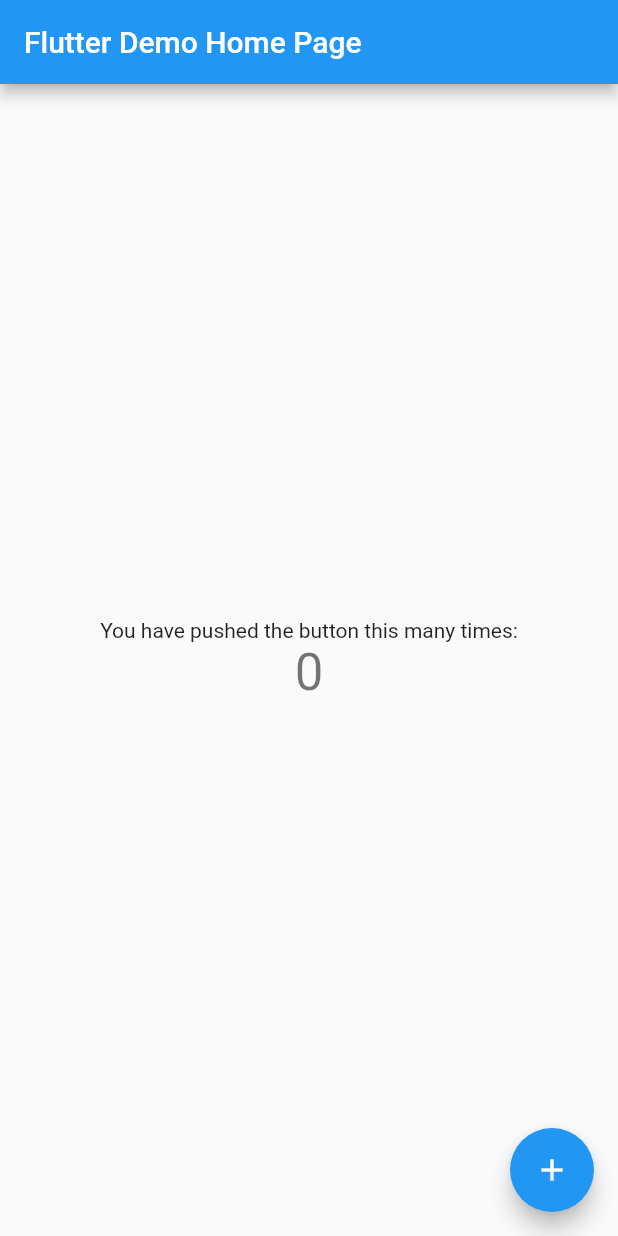
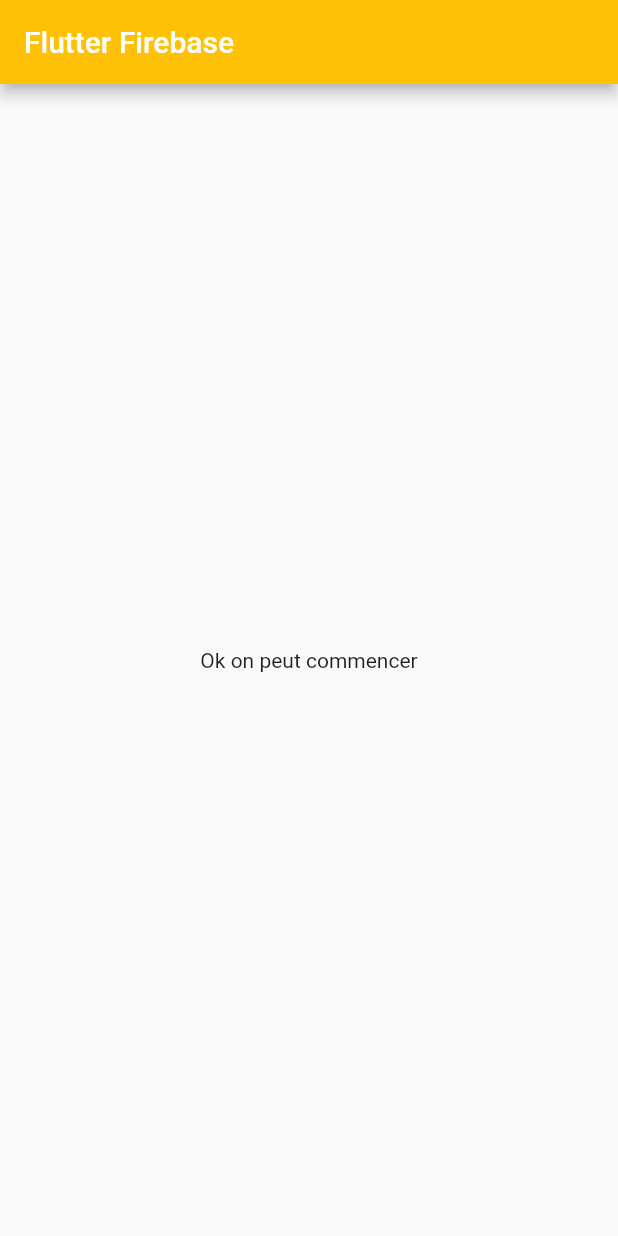
Before and after one commit to NelfDesign/archery_companion, a Flutter app: the screen it shows after launch, on a phone screen of 412 x 824 dp. Run offline on Flutter 3.47's test engine with Material 2 defaults, Android fonts, the phone set to English and light mode, and no system bars; our stand-ins replace firebase_core; accounts and stored records are empty.

Commit message:
init firebase

```diff
--- /dev/null
+++ b/lib/app/app.dart
@@ -0,0 +1,20 @@
+import 'package:archery_companion/pages/home.dart';
+import 'package:flutter/material.dart';
+
+class AppWidget extends StatefulWidget {
+  const AppWidget({super.key});
+
+  @override
+  State<AppWidget> createState() => _AppWidgetState();
+}
+
+class _AppWidgetState extends State<AppWidget> {
+  @override
+  Widget build(BuildContext context) {
+    return const MaterialApp(
+      debugShowCheckedModeBanner: false,
+      title: 'Flutter Firebase',
+      home: HomePage(),
+    );
+  }
+}
--- a/lib/main.dart
+++ b/lib/main.dart
@@ -1,115 +1,19 @@
+import 'package:archery_companion/app/app.dart';
+import 'package:archery_companion/services/logger.dart';
+import 'package:firebase_core/firebase_core.dart';
 import 'package:flutter/material.dart';
+import 'package:flutter/services.dart';
 
-void main() {
-  runApp(const MyApp());
+Future<void> main() async {
+  WidgetsFlutterBinding.ensureInitialized();
+  // init Firebase
+  await Firebase.initializeApp();
+
+  SystemChrome.setSystemUIOverlayStyle(const SystemUiOverlayStyle(
+    statusBarColor: Colors.transparent,
+  ));
+  // Logger
+  initLogger();
+
+  runApp(const AppWidget());
 }
-
-class MyApp extends StatelessWidget {
-  const MyApp({super.key});
-
-  // This widget is the root of your application.
-  @override
-  Widget build(BuildContext context) {
-    return MaterialApp(
-      title: 'Flutter Demo',
-      theme: ThemeData(
-        // This is the theme of your application.
-        //
-        // Try running your application with "flutter run". You'll see the
-        // application has a blue toolbar. Then, without quitting the app, try
-        // changing the primarySwatch below to Colors.green and then invoke
-        // "hot reload" (press "r" in the console where you ran "flutter run",
-        // or simply save your changes to "hot reload" in a Flutter IDE).
-        // Notice that the counter didn't reset back to zero; the application
-        // is not restarted.
-        primarySwatch: Colors.blue,
-      ),
-      home: const MyHomePage(title: 'Flutter Demo Home Page'),
-    );
-  }
-}
-
-class MyHomePage extends StatefulWidget {
-  const MyHomePage({super.key, required this.title});
-
-  // This widget is the home page of your application. It is stateful, meaning
-  // that it has a State object (defined below) that contains fields that affect
-  // how it looks.
-
-  // This class is the configuration for the state. It holds the values (in this
-  // case the title) provided by the parent (in this case the App widget) and
-  // used by the build method of the State. Fields in a Widget subclass are
-  // always marked "final".
-
-  final String title;
-
-  @override
-  State<MyHomePage> createState() => _MyHomePageState();
-}
-
-class _MyHomePageState extends State<MyHomePage> {
-  int _counter = 0;
-
-  void _incrementCounter() {
-    setState(() {
-      // This call to setState tells the Flutter framework that something has
-      // changed in this State, which causes it to rerun the build method below
-      // so that the display can reflect the updated values. If we changed
-      // _counter without calling setState(), then the build method would not be
-      // called again, and so nothing would appear to happen.
-      _counter++;
-    });
-  }
-
-  @override
-  Widget build(BuildContext context) {
-    // This method is rerun every time setState is called, for instance as done
-    // by the _incrementCounter method above.
-    //
-    // The Flutter framework has been optimized to make rerunning build methods
-    // fast, so that you can just rebuild anything that needs updating rather
-    // than having to individually change instances of widgets.
-    return Scaffold(
-      appBar: AppBar(
-        // Here we take the value from the MyHomePage object that was created by
-        // the App.build method, and use it to set our appbar title.
-        title: Text(widget.title),
-      ),
-      body: Center(
-        // Center is a layout widget. It takes a single child and positions it
-        // in the middle of the parent.
-        child: Column(
-          // Column is also a layout widget. It takes a list of children and
-          // arranges them vertically. By default, it sizes itself to fit its
-          // children horizontally, and tries to be as tall as its parent.
-          //
-          // Invoke "debug painting" (press "p" in the console, choose the
-          // "Toggle Debug Paint" action from the Flutter Inspector in Android
-          // Studio, or the "Toggle Debug Paint" command in Visual Studio Code)
-          // to see the wireframe for each widget.
-          //
-          // Column has various properties to control how it sizes itself and
-          // how it positions its children. Here we use mainAxisAlignment to
-          // center the children vertically; the main axis here is the vertical
-          // axis because Columns are vertical (the cross axis would be
-          // horizontal).
-          mainAxisAlignment: MainAxisAlignment.center,
-          children: <Widget>[
-            const Text(
-              'You have pushed the button this many times:',
-            ),
-            Text(
-              '$_counter',
-              style: Theme.of(context).textTheme.headline4,
-            ),
-          ],
-        ),
-      ),
-      floatingActionButton: FloatingActionButton(
-        onPressed: _incrementCounter,
-        tooltip: 'Increment',
-        child: const Icon(Icons.add),
-      ), // This trailing comma makes auto-formatting nicer for build methods.
-    );
-  }
-}
--- /dev/null
+++ b/lib/pages/home.dart
@@ -0,0 +1,23 @@
+import 'package:flutter/material.dart';
+
+class HomePage extends StatefulWidget {
+  const HomePage({super.key});
+
+  @override
+  State<HomePage> createState() => _HomePageState();
+}
+
+class _HomePageState extends State<HomePage> {
+  @override
+  Widget build(BuildContext context) {
+    return Scaffold(
+      appBar: AppBar(
+        title: const Text('Flutter Firebase'),
+        backgroundColor: Colors.amber,
+      ),
+      body: const Center(
+        child: Text("Ok on peut commencer"),
+      ),
+    );
+  }
+}
```
Also changed, not shown: lib/config/environnement.dart (added, +19 -0 lines), lib/services/logger.dart (added, +25 -0 lines), pubspec.yaml (+6 -18 lines), pubspec.lock, 20 other files.
